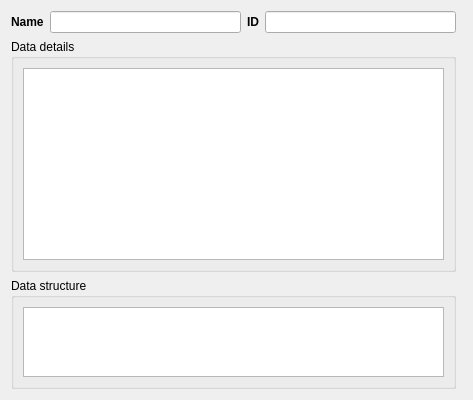
This is geotuileur/gui/report/dlg_report.ui in JulesGrillot/plugin-qgis-geoplateforme as Qt 5 draws it before an edit. The edited form follows.
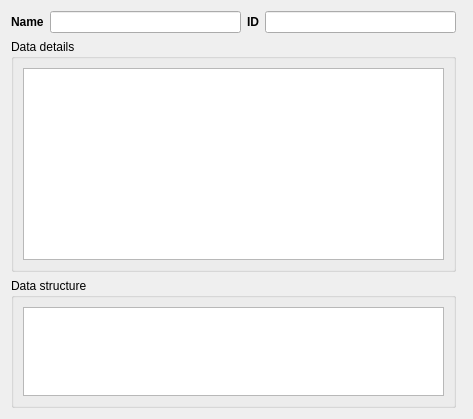
This is the edited form. Custom widgets are drawn as their Qt base class.

Commit message: remove save of collapsed states

```diff
--- a/geotuileur/gui/report/dlg_report.ui
+++ b/geotuileur/gui/report/dlg_report.ui
@@ -7,7 +7,7 @@
     <x>0</x>
     <y>0</y>
     <width>473</width>
-    <height>308</height>
+    <height>419</height>
    </rect>
   </property>
   <property name="windowTitle">
```
Left out of the diff: 6 changed lines with no effect on the pictures.
